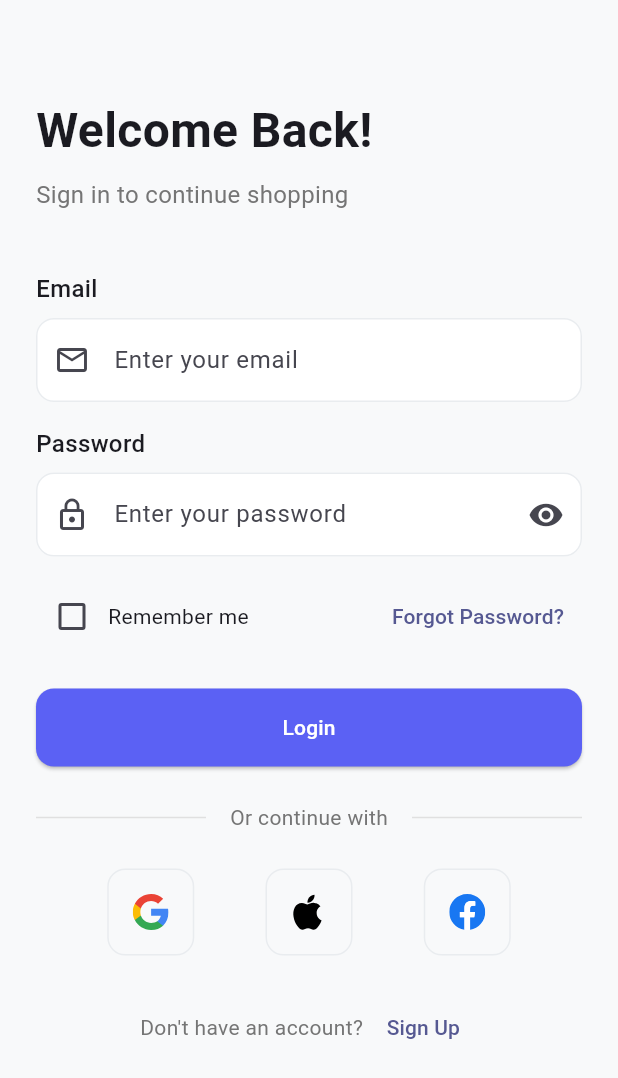
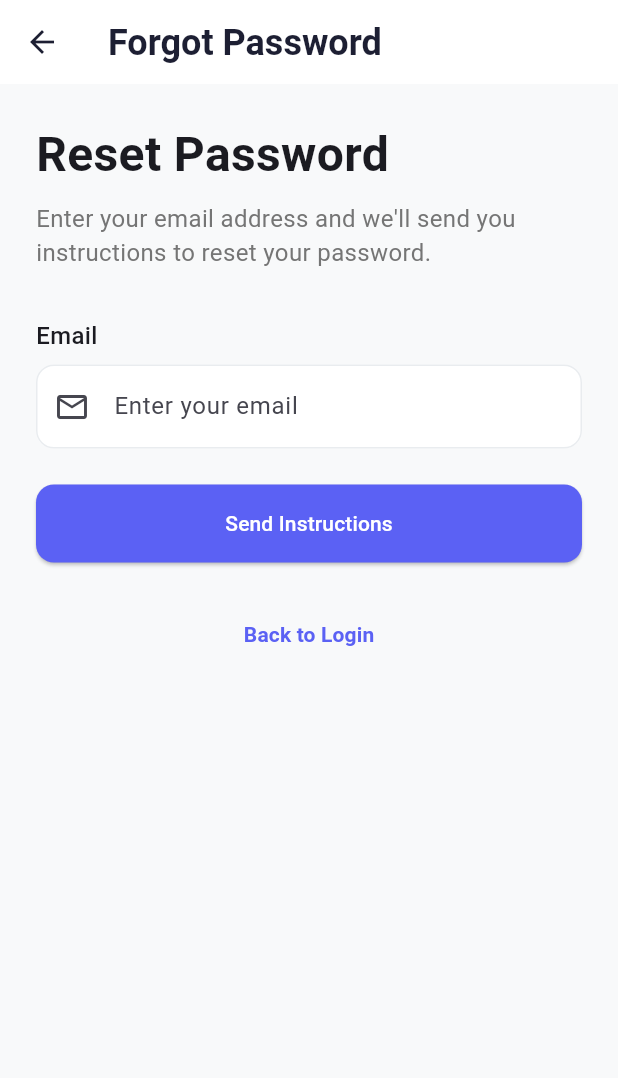
Before and after one commit to xdaguy/modern_ecommerce, a Flutter app: the screen it shows after launch, after a tap on "Forgot Password?", on a phone screen of 412 x 824 dp. Shown: the top 1078 px of the screen. Run offline on Flutter 3.47's test engine with Material 3 defaults, Android fonts, the phone set to English and light mode, and no system bars; our stand-ins replace cross_file, flutter_svg, share_plus, shimmer; network calls fail.

Commit message:
improved modern ecommerce

```diff
--- a/lib/modern_ecommerce/config/routes.dart
+++ b/lib/modern_ecommerce/config/routes.dart
@@ -10,6 +10,7 @@ import 'package:modern_ecommerce/modern_ecommerce/screens/categories/category_de
 import 'package:modern_ecommerce/modern_ecommerce/screens/flash_sale/flash_sale_screen.dart';
 import 'package:modern_ecommerce/modern_ecommerce/models/category.dart';
 import 'package:modern_ecommerce/modern_ecommerce/constants/dummy_data.dart';
+import 'package:modern_ecommerce/modern_ecommerce/screens/auth/forgot_password_screen.dart';
 
 /// Application routing configuration.
 /// Defines all available routes and their builders.
@@ -23,6 +24,7 @@ class AppRoutes {
     '/add-payment': (context) => const AddPaymentScreen(),
     '/my-orders': (context) => const MyOrdersScreen(),
     '/flash-sale': (context) => const FlashSaleScreen(),
+    '/forgot-password': (context) => const ForgotPasswordScreen(),
   };
 
   // Handle dynamic routes with parameters
--- /dev/null
+++ b/lib/modern_ecommerce/screens/auth/forgot_password_screen.dart
@@ -0,0 +1,147 @@
+import 'package:flutter/material.dart';
+import 'package:modern_ecommerce/modern_ecommerce/theme/colors.dart';
+import 'package:modern_ecommerce/modern_ecommerce/widgets/common/custom_text_field.dart';
+import 'package:modern_ecommerce/modern_ecommerce/widgets/auth/success_popup.dart';
+
+class ForgotPasswordScreen extends StatefulWidget {
+  const ForgotPasswordScreen({super.key});
+
+  @override
+  State<ForgotPasswordScreen> createState() => _ForgotPasswordScreenState();
+}
+
+class _ForgotPasswordScreenState extends State<ForgotPasswordScreen> {
+  final _formKey = GlobalKey<FormState>();
+  final _emailController = TextEditingController();
+  bool _isLoading = false;
+
+  @override
+  void dispose() {
+    _emailController.dispose();
+    super.dispose();
+  }
+
+  void _handleSubmit() async {
+    if (_formKey.currentState!.validate()) {
+      setState(() {
+        _isLoading = true;
+      });
+
+      // Simulate API call
+      await Future.delayed(const Duration(seconds: 2));
+
+      if (!mounted) return;
+      setState(() {
+        _isLoading = false;
+      });
+
+      // Show success popup
+      if (!mounted) return;
+      showDialog(
+        context: context,
+        barrierDismissible: false,
+        builder: (context) => SuccessPopup(
+          title: 'Check Your Email',
+          message: 'We have sent a password reset link to ${_emailController.text}',
+          buttonText: 'Back to Login',
+          onPressed: () {
+            Navigator.pop(context); // Close popup
+            Navigator.pop(context); // Go back to login
+          },
+        ),
+      );
+    }
+  }
+
+  @override
+  Widget build(BuildContext context) {
+    return Scaffold(
+      backgroundColor: MEColors.background,
+      appBar: AppBar(
+        title: const Text('Forgot Password'),
+      ),
+      body: SingleChildScrollView(
+        padding: const EdgeInsets.all(24),
+        child: Form(
+          key: _formKey,
+          child: Column(
+            crossAxisAlignment: CrossAxisAlignment.start,
+            children: [
+              const Text(
+                'Reset Password',
+                style: TextStyle(
+                  fontSize: 32,
+                  fontWeight: FontWeight.bold,
+                ),
+              ),
+              const SizedBox(height: 8),
+              Text(
+                'Enter your email address and we\'ll send you instructions to reset your password.',
+                style: TextStyle(
+                  color: Colors.grey[600],
+                  fontSize: 16,
+                ),
+              ),
+              const SizedBox(height: 32),
+
+              // Email Field
+              CustomTextField(
+                controller: _emailController,
+                label: 'Email',
+                hint: 'Enter your email',
+                keyboardType: TextInputType.emailAddress,
+                prefixIcon: const Icon(Icons.email_outlined),
+                validator: (value) {
+                  if (value == null || value.isEmpty) {
+                    return 'Please enter your email';
+                  }
+                  if (!value.contains('@')) {
+                    return 'Please enter a valid email';
+                  }
+                  return null;
+                },
+              ),
+              const SizedBox(height: 24),
+
+              // Submit Button
+              SizedBox(
+                width: double.infinity,
+                child: ElevatedButton(
+                  onPressed: _isLoading ? null : _handleSubmit,
+                  style: ElevatedButton.styleFrom(
+                    padding: const EdgeInsets.symmetric(vertical: 16),
+                  ),
+                  child: _isLoading
+                      ? const SizedBox(
+                          height: 20,
+                          width: 20,
+                          child: CircularProgressIndicator(
+                            strokeWidth: 2,
+                            valueColor: AlwaysStoppedAnimation<Color>(Colors.white),
+                          ),
+                        )
+                      : const Text('Send Instructions'),
+                ),
+              ),
+              const SizedBox(height: 24),
+
+              // Back to Login
+              Center(
+                child: TextButton(
+                  onPressed: () => Navigator.pop(context),
+                  child: Text(
+                    'Back to Login',
+                    style: TextStyle(
+                      color: MEColors.primary,
+                      fontWeight: FontWeight.w600,
+                    ),
+                  ),
+                ),
+              ),
+            ],
+          ),
+        ),
+      ),
+    );
+  }
+}
--- a/lib/modern_ecommerce/screens/auth/login_screen.dart
+++ b/lib/modern_ecommerce/screens/auth/login_screen.dart
@@ -6,6 +6,7 @@ import 'package:modern_ecommerce/modern_ecommerce/screens/auth/signup_screen.dar
 import 'package:modern_ecommerce/modern_ecommerce/screens/main_layout.dart';
 import 'package:modern_ecommerce/modern_ecommerce/widgets/common/custom_text_field.dart';
 import 'package:modern_ecommerce/modern_ecommerce/widgets/auth/success_popup.dart';
+import 'package:modern_ecommerce/modern_ecommerce/screens/auth/forgot_password_screen.dart';
 
 class LoginScreen extends StatefulWidget {
   const LoginScreen({super.key});
@@ -106,7 +107,12 @@ class _LoginScreenState extends State<LoginScreen> {
                     const Spacer(),
                     TextButton(
                       onPressed: () {
-                        // Navigate to forgot password
+                        Navigator.push(
+                          context,
+                          MaterialPageRoute(
+                            builder: (context) => const ForgotPasswordScreen(),
+                          ),
+                        );
                       },
                       child: const Text('Forgot Password?'),
                     ),
```
Also changed, not shown: lib/modern_ecommerce/models/order.dart (added, +45 -0 lines), lib/modern_ecommerce/screens/profile/orders/order_details_screen.dart (+34 -11 lines).
